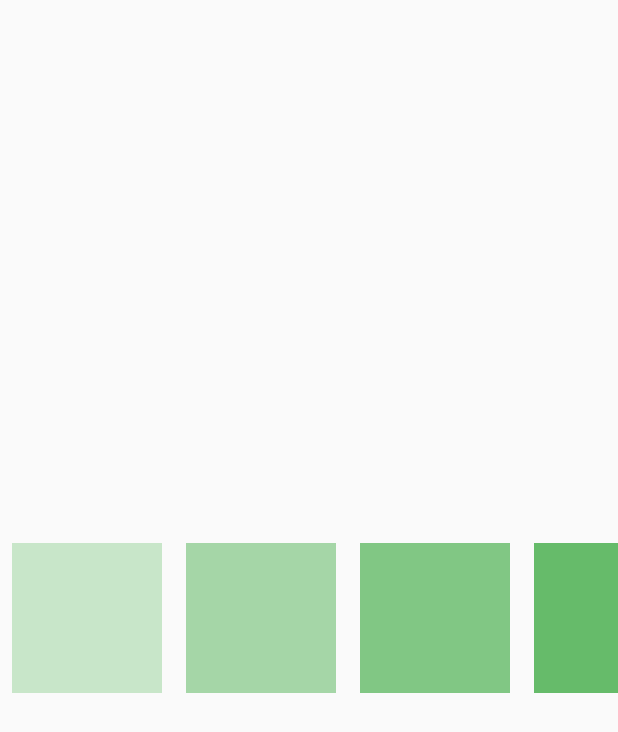
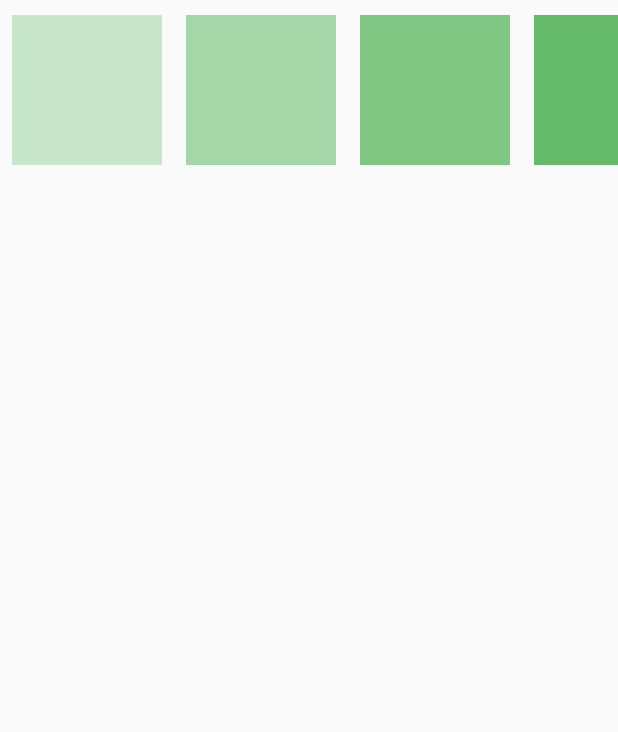
Before and after one commit to matua/dart_essentials, a Flutter app: the screen it shows after launch, on a phone screen of 412 x 824 dp. Shown: the top 732 px of the screen. Run offline on Flutter 3.47's test engine with Material 2 defaults, Android fonts, the phone set to English and light mode, and no system bars.

Commit message:
Задание 3 Создайте прокручиваемый список. Если размер экрана меньше 500px, то список должен прокручиваться горизонтально, если больше — то список должен иметь вертикальный скролл. Критерии: Если размер экрана меньше 500px, то список прокручивается горизонтально, если больше — список имеет вертикальный скролл.

```diff
--- a/06_Layout/horizontal_list/lib/main.dart
+++ b/06_Layout/horizontal_list/lib/main.dart
@@ -29,11 +29,9 @@ class _MyHomePageState extends State<MyHomePage> {
   @override
   Widget build(BuildContext context) {
     return Scaffold(
-      body: Center(
-        child: Column(
-          mainAxisAlignment: MainAxisAlignment.center,
-          children: <Widget>[
-            LayoutBuilder(
+      body: Padding(
+        padding: const EdgeInsets.symmetric(vertical: 10),
+        child: LayoutBuilder(
           builder: (BuildContext context, BoxConstraints constraint) {
             final double _screenWidth = constraint.constrainWidth();
             const int _listLength = 9;
@@ -47,8 +45,7 @@ class _MyHomePageState extends State<MyHomePage> {
                         itemCount: _listLength,
                         itemBuilder: (BuildContext context, int index) {
                           return Padding(
-                                padding:
-                                    const EdgeInsets.symmetric(horizontal: 8),
+                            padding: const EdgeInsets.symmetric(horizontal: 8),
                             child: Container(
                               height: 100,
                               width: 100,
@@ -64,8 +61,7 @@ class _MyHomePageState extends State<MyHomePage> {
                         itemCount: _listLength,
                         itemBuilder: (BuildContext context, int index) {
                           return Padding(
-                                padding:
-                                    const EdgeInsets.symmetric(vertical: 8),
+                            padding: const EdgeInsets.symmetric(vertical: 8),
                             child: Container(
                               height: 100,
                               width: 100,
@@ -77,8 +73,6 @@ class _MyHomePageState extends State<MyHomePage> {
                   );
           },
         ),
-          ],
-        ),
       ),
     );
   }
```
Lines whose indentation alone changed are shown as unchanged.
